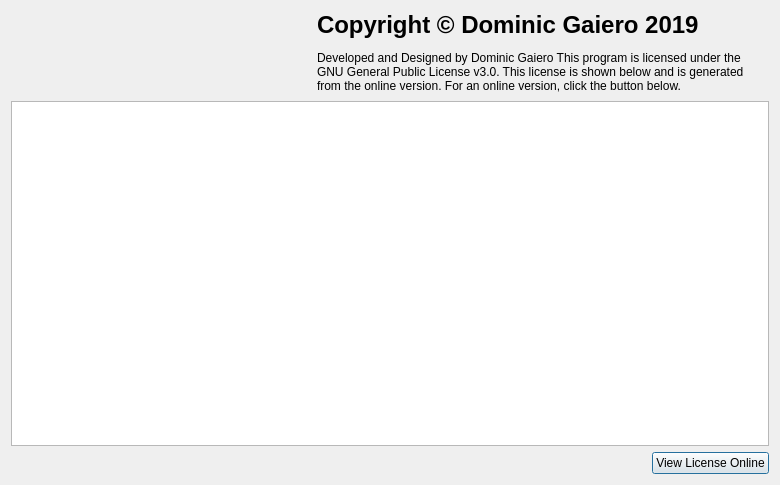
Above: layouts/license.ui from dgaiero/SubVid before the change. Below: the same form after it.
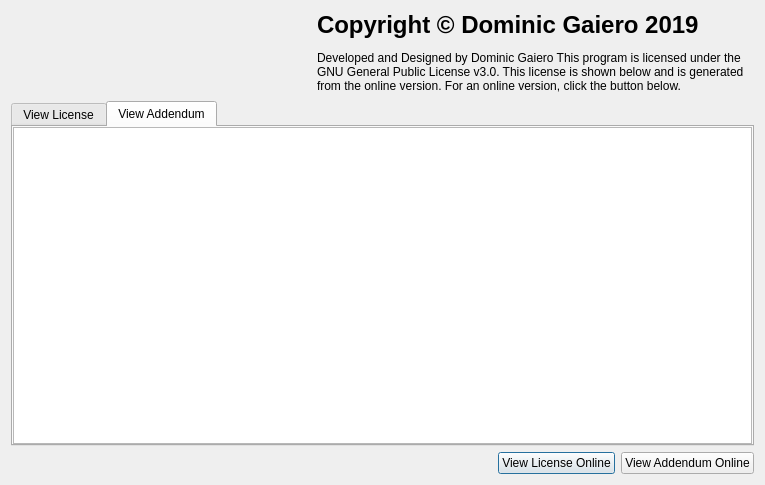
That is the form after the change. The open tabs and pages were chosen to show the change. Icons and pictures are not drawn.

Commit message: update license to include LGPL addendum

Diff of the .ui file:
```diff
--- a/layouts/license.ui
+++ b/layouts/license.ui
@@ -9,7 +9,7 @@
    <rect>
     <x>0</x>
     <y>0</y>
-    <width>780</width>
+    <width>765</width>
     <height>485</height>
    </rect>
   </property>
@@ -95,6 +95,46 @@
       </layout>
      </item>
      <item>
+      <widget class="QTabWidget" name="tabWidget">
+       <property name="tabPosition">
+        <enum>QTabWidget::North</enum>
+       </property>
+       <property name="tabShape">
+        <enum>QTabWidget::Rounded</enum>
+       </property>
+       <property name="currentIndex">
+        <number>0</number>
+       </property>
+       <property name="elideMode">
+        <enum>Qt::ElideNone</enum>
+       </property>
+       <property name="tabsClosable">
+        <bool>false</bool>
+       </property>
+       <property name="movable">
+        <bool>false</bool>
+       </property>
+       <property name="tabBarAutoHide">
+        <bool>false</bool>
+       </property>
+       <widget class="QWidget" name="license_view_tab">
+        <attribute name="title">
+         <string>View License</string>
+        </attribute>
+        <layout class="QGridLayout" name="gridLayout_2">
+         <property name="leftMargin">
+          <number>0</number>
+         </property>
+         <property name="topMargin">
+          <number>0</number>
+         </property>
+         <property name="rightMargin">
+          <number>0</number>
+         </property>
+         <property name="bottomMargin">
+          <number>0</number>
+         </property>
+         <item row="0" column="0">
       <widget class="QTextBrowser" name="licenseText">
        <property name="sizePolicy">
         <sizepolicy hsizetype="Expanding" vsizetype="Expanding">
@@ -116,6 +156,32 @@
        </property>
       </widget>
      </item>
+        </layout>
+       </widget>
+       <widget class="QWidget" name="view_addendum_tab">
+        <attribute name="title">
+         <string>View Addendum</string>
+        </attribute>
+        <layout class="QGridLayout" name="gridLayout_3">
+         <property name="leftMargin">
+          <number>0</number>
+         </property>
+         <property name="topMargin">
+          <number>0</number>
+         </property>
+         <property name="rightMargin">
+          <number>0</number>
+         </property>
+         <property name="bottomMargin">
+          <number>0</number>
+         </property>
+         <item row="0" column="0">
+          <widget class="QTextBrowser" name="addendumText"/>
+         </item>
+        </layout>
+       </widget>
+      </widget>
+     </item>
      <item>
       <layout class="QHBoxLayout" name="horizontalLayout_2">
        <item>
@@ -138,6 +204,13 @@
          </property>
         </widget>
        </item>
+       <item>
+        <widget class="QPushButton" name="viewAddendumOnlineButton">
+         <property name="text">
+          <string>View Addendum Online</string>
+         </property>
+        </widget>
+       </item>
       </layout>
      </item>
     </layout>
```
Left out of the diff: 2 changed lines with no effect on the pictures. Lines whose indentation alone changed are shown as unchanged. The commit also changes 1 other file.
